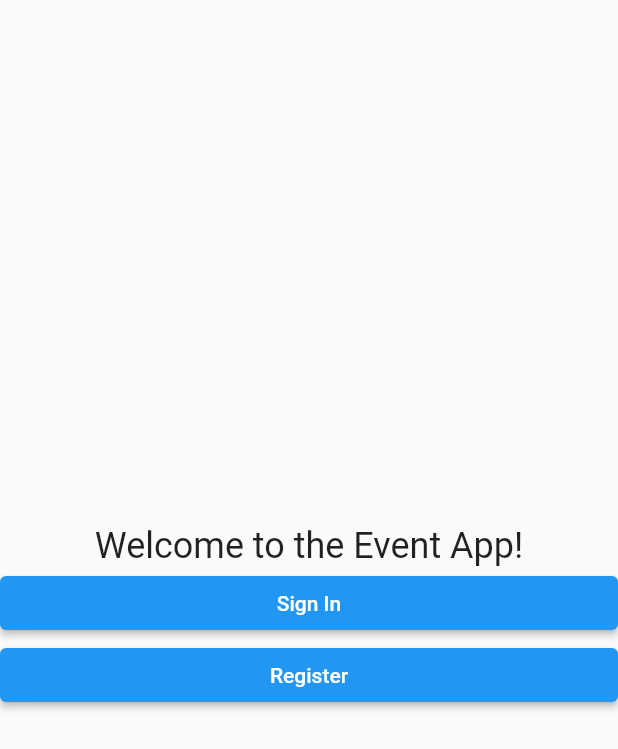
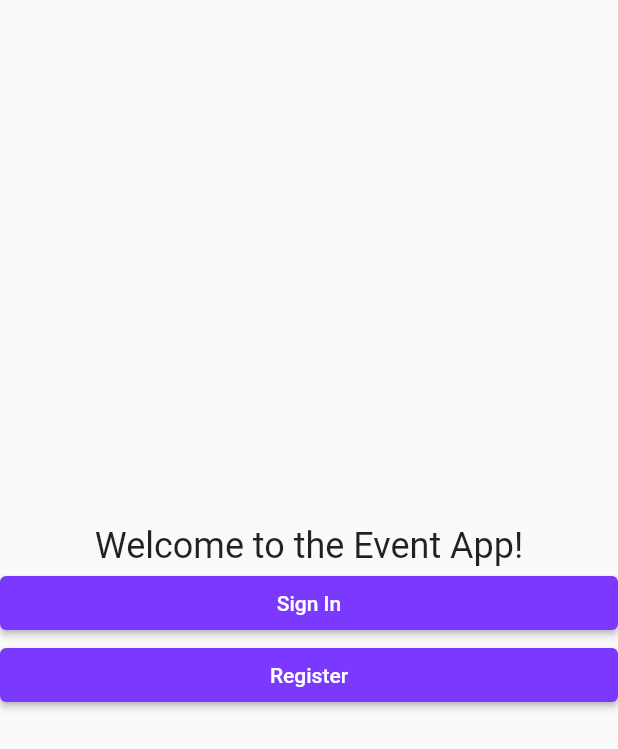
Before and after one commit to khush2003/wismod, a Flutter app: the screen it shows after launch, on a phone screen of 412 x 824 dp. Shown: the top 749 px of the screen. Run offline on Flutter 3.47's test engine with Material 2 defaults, Android fonts, the phone set to English and light mode, and no system bars; our stand-ins replace firebase_core, get; accounts and stored records are empty.

Commit message:
Adding Fonts

```diff
--- a/lib/main.dart
+++ b/lib/main.dart
@@ -3,8 +3,9 @@ import 'package:flutter/material.dart';
 import 'package:get/get_navigation/src/root/get_material_app.dart';
 import 'package:wismod/firebase_options.dart';
 import 'package:wismod/routes/routes.dart';
+import 'package:wismod/theme/theme_data.dart';
 
-void  main() async {
+void main() async {
   // Initializing Firebase
   WidgetsFlutterBinding.ensureInitialized();
   await Firebase.initializeApp(options: DefaultFirebaseOptions.currentPlatform);
@@ -18,9 +19,11 @@ class Application extends StatelessWidget {
     return GetMaterialApp(
       debugShowCheckedModeBanner: false,
       title: 'WisMod',
+      theme: AppThemeData.themedata,
       //TODO: Implement Function to route user to login screen if it is not his first time on the app.
       //TODO: Add global/app-wide theme (Stored in theme folder)
-      initialRoute: Routes.onboarding, // Goes to Onboarding Page Initially (We will be using named routes, routes stored in routes.dart)
+      initialRoute: Routes
+          .onboarding, // Goes to Onboarding Page Initially (We will be using named routes, routes stored in routes.dart)
       getPages: getPages,
     );
   }
```
Also changed, not shown: pubspec.yaml (+24 -14 lines), fonts/GothamBold.ttf (added), fonts/GothamBoldItalic.ttf (added), fonts/GothamBook.ttf (added), fonts/GothamBookItalic.ttf (added), fonts/GothamLight.ttf (added), fonts/GothamLightItalic.ttf (added), fonts/GothamMedium.ttf (added), fonts/GothamMediumItalic.ttf (added), fonts/GothamMedium_1.ttf (added).
